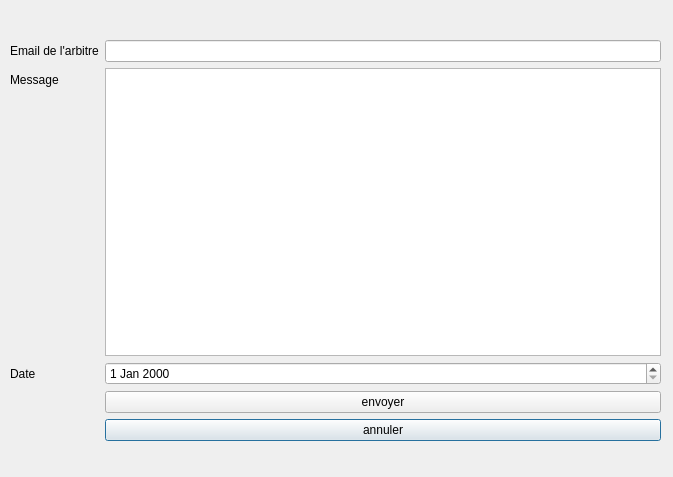
First picture: the form in emaildialog.ui, repository PCPP2425-esprit2A7/2a7-smart-football-competition, before the edit.
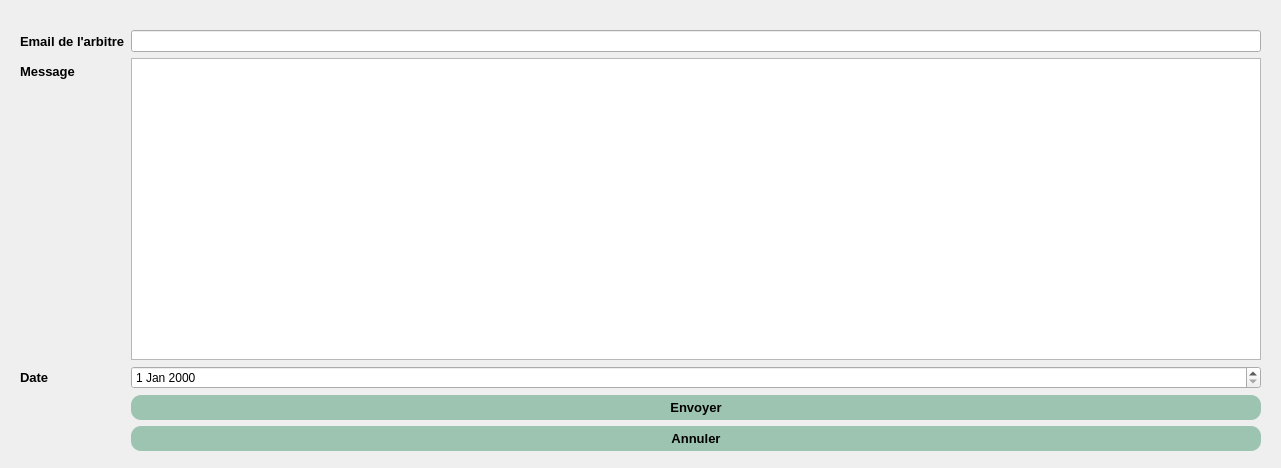
Second picture: the form after the edit.

The edit to the form file:
```diff
--- a/emaildialog.ui
+++ b/emaildialog.ui
@@ -6,25 +6,35 @@
    <rect>
     <x>0</x>
     <y>0</y>
-    <width>673</width>
-    <height>477</height>
+    <width>1281</width>
+    <height>468</height>
    </rect>
   </property>
   <property name="windowTitle">
    <string>Dialog</string>
   </property>
+  <property name="styleSheet">
+   <string notr="true"/>
+  </property>
   <widget class="QWidget" name="formLayoutWidget">
    <property name="geometry">
     <rect>
-     <x>10</x>
-     <y>40</y>
-     <width>651</width>
-     <height>401</height>
+     <x>20</x>
+     <y>30</y>
+     <width>1241</width>
+     <height>421</height>
     </rect>
    </property>
    <layout class="QFormLayout" name="formLayout">
     <item row="0" column="0">
      <widget class="QLabel" name="label">
+      <property name="font">
+       <font>
+        <family>Arial</family>
+        <pointsize>10</pointsize>
+        <bold>true</bold>
+       </font>
+      </property>
       <property name="text">
        <string>Email de l'arbitre</string>
       </property>
@@ -32,6 +42,13 @@
     </item>
     <item row="1" column="0">
      <widget class="QLabel" name="label_2">
+      <property name="font">
+       <font>
+        <family>Arial</family>
+        <pointsize>10</pointsize>
+        <bold>true</bold>
+       </font>
+      </property>
       <property name="text">
        <string>Message </string>
       </property>
@@ -39,6 +56,13 @@
     </item>
     <item row="2" column="0">
      <widget class="QLabel" name="label_3">
+      <property name="font">
+       <font>
+        <family>Arial</family>
+        <pointsize>10</pointsize>
+        <bold>true</bold>
+       </font>
+      </property>
       <property name="text">
        <string>Date</string>
       </property>
@@ -47,26 +71,58 @@
     <item row="2" column="1">
      <widget class="QDateEdit" name="dateEdit_dateMatch"/>
     </item>
-    <item row="0" column="1">
-     <widget class="QLineEdit" name="lineEdit_email"/>
-    </item>
     <item row="5" column="1">
      <widget class="QPushButton" name="btn_annuler">
+      <property name="font">
+       <font>
+        <family>Arial</family>
+        <pointsize>10</pointsize>
+        <bold>true</bold>
+       </font>
+      </property>
+      <property name="styleSheet">
+       <string notr="true">#btn_annuler{
+background:rgba(33,133,85,0.4);
+border-radius:10px;
+padding:5px;
+}</string>
+      </property>
       <property name="text">
-       <string>annuler</string>
+       <string>Annuler</string>
       </property>
      </widget>
     </item>
     <item row="4" column="1">
      <widget class="QPushButton" name="btn_envoyer">
+      <property name="font">
+       <font>
+        <family>Arial</family>
+        <pointsize>10</pointsize>
+        <bold>true</bold>
+       </font>
+      </property>
+      <property name="styleSheet">
+       <string notr="true">#btn_envoyer{
+background:rgba(33,133,85,0.4);
+border-radius:10px;
+padding:5px;
+}</string>
+      </property>
       <property name="text">
-       <string>envoyer</string>
+       <string>Envoyer</string>
       </property>
      </widget>
     </item>
     <item row="1" column="1">
      <widget class="QTextEdit" name="textEdit_message"/>
     </item>
+    <item row="0" column="1">
+     <widget class="QLineEdit" name="lineEdit_email">
+      <property name="styleSheet">
+       <string notr="true"/>
+      </property>
+     </widget>
+    </item>
    </layout>
   </widget>
  </widget>
```
